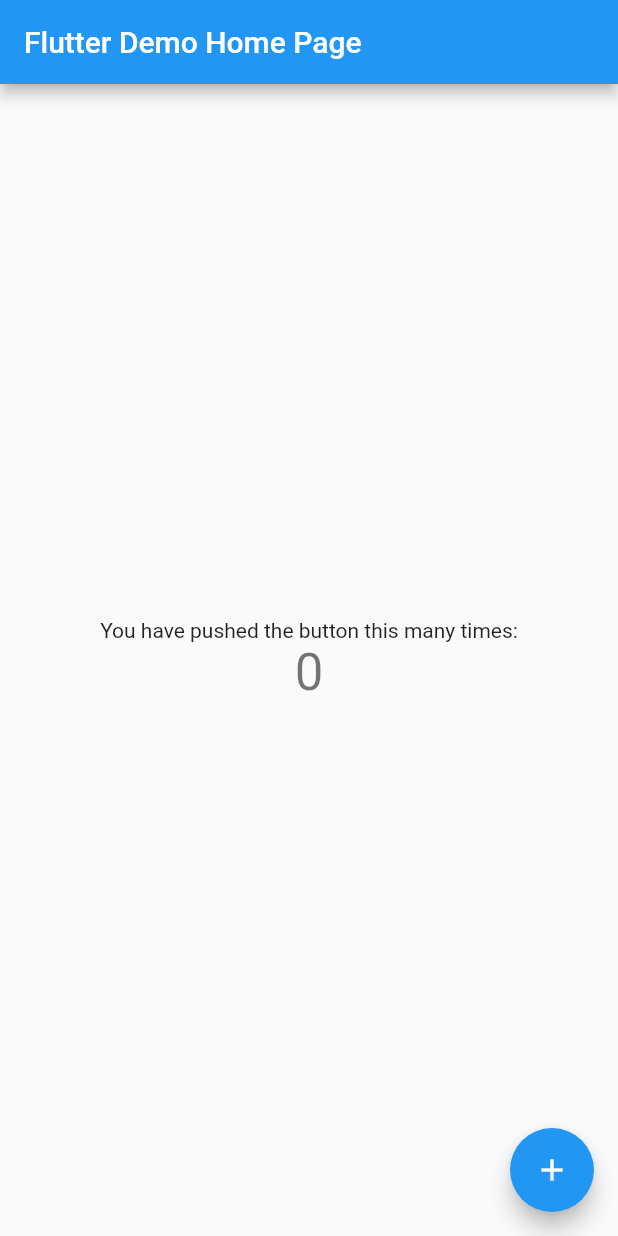
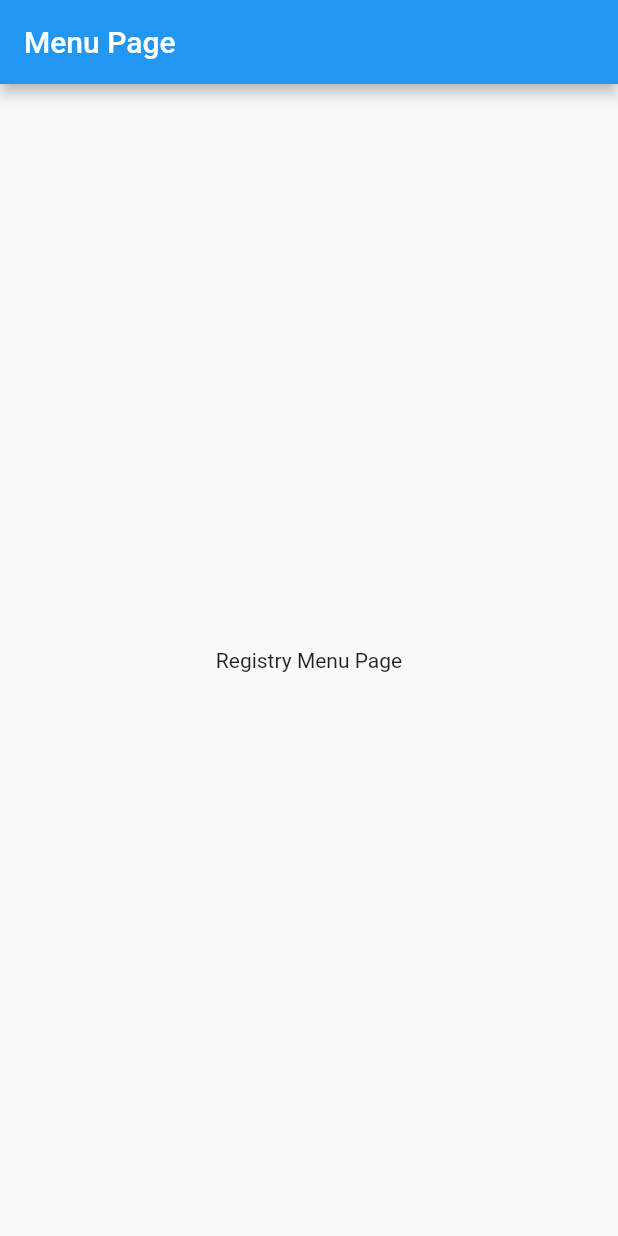
Before and after one commit to andifauzy7/registry-flutter, a Flutter app: the screen it shows after launch, on a phone screen of 412 x 824 dp. Run offline on Flutter 3.47's test engine with Material 2 defaults, Android fonts, the phone set to English and light mode, and no system bars; our stand-ins replace get.

Commit message:
add initial menu page + library setup.

```diff
--- a/lib/main.dart
+++ b/lib/main.dart
@@ -1,4 +1,6 @@
 import 'package:flutter/material.dart';
+import 'package:get/get.dart';
+import 'package:registry_flutter/ui/menu/page/menu_page.dart';
 
 void main() {
   runApp(const MyApp());
@@ -6,110 +8,11 @@
 
 class MyApp extends StatelessWidget {
   const MyApp({Key? key}) : super(key: key);
-
-  // This widget is the root of your application.
   @override
   Widget build(BuildContext context) {
-    return MaterialApp(
+    return const GetMaterialApp(
       title: 'Flutter Demo',
-      theme: ThemeData(
-        // This is the theme of your application.
-        //
-        // Try running your application with "flutter run". You'll see the
-        // application has a blue toolbar. Then, without quitting the app, try
-        // changing the primarySwatch below to Colors.green and then invoke
-        // "hot reload" (press "r" in the console where you ran "flutter run",
-        // or simply save your changes to "hot reload" in a Flutter IDE).
-        // Notice that the counter didn't reset back to zero; the application
-        // is not restarted.
-        primarySwatch: Colors.blue,
-      ),
-      home: const MyHomePage(title: 'Flutter Demo Home Page'),
+      home: MenuPage(),
     );
   }
 }
-
-class MyHomePage extends StatefulWidget {
-  const MyHomePage({Key? key, required this.title}) : super(key: key);
-
-  // This widget is the home page of your application. It is stateful, meaning
-  // that it has a State object (defined below) that contains fields that affect
-  // how it looks.
-
-  // This class is the configuration for the state. It holds the values (in this
-  // case the title) provided by the parent (in this case the App widget) and
-  // used by the build method of the State. Fields in a Widget subclass are
-  // always marked "final".
-
-  final String title;
-
-  @override
-  State<MyHomePage> createState() => _MyHomePageState();
-}
-
-class _MyHomePageState extends State<MyHomePage> {
-  int _counter = 0;
-
-  void _incrementCounter() {
-    setState(() {
-      // This call to setState tells the Flutter framework that something has
-      // changed in this State, which causes it to rerun the build method below
-      // so that the display can reflect the updated values. If we changed
-      // _counter without calling setState(), then the build method would not be
-      // called again, and so nothing would appear to happen.
-      _counter++;
-    });
-  }
-
-  @override
-  Widget build(BuildContext context) {
-    // This method is rerun every time setState is called, for instance as done
-    // by the _incrementCounter method above.
-    //
-    // The Flutter framework has been optimized to make rerunning build methods
-    // fast, so that you can just rebuild anything that needs updating rather
-    // than having to individually change instances of widgets.
-    return Scaffold(
-      appBar: AppBar(
-        // Here we take the value from the MyHomePage object that was created by
-        // the App.build method, and use it to set our appbar title.
-        title: Text(widget.title),
-      ),
-      body: Center(
-        // Center is a layout widget. It takes a single child and positions it
-        // in the middle of the parent.
-        child: Column(
-          // Column is also a layout widget. It takes a list of children and
-          // arranges them vertically. By default, it sizes itself to fit its
-          // children horizontally, and tries to be as tall as its parent.
-          //
-          // Invoke "debug painting" (press "p" in the console, choose the
-          // "Toggle Debug Paint" action from the Flutter Inspector in Android
-          // Studio, or the "Toggle Debug Paint" command in Visual Studio Code)
-          // to see the wireframe for each widget.
-          //
-          // Column has various properties to control how it sizes itself and
-          // how it positions its children. Here we use mainAxisAlignment to
-          // center the children vertically; the main axis here is the vertical
-          // axis because Columns are vertical (the cross axis would be
-          // horizontal).
-          mainAxisAlignment: MainAxisAlignment.center,
-          children: <Widget>[
-            const Text(
-              'You have pushed the button this many times:',
-            ),
-            Text(
-              '$_counter',
-              style: Theme.of(context).textTheme.headline4,
-            ),
-          ],
-        ),
-      ),
-      floatingActionButton: FloatingActionButton(
-        onPressed: _incrementCounter,
-        tooltip: 'Increment',
-        child: const Icon(Icons.add),
-      ), // This trailing comma makes auto-formatting nicer for build methods.
-    );
-  }
-}
--- /dev/null
+++ b/lib/ui/menu/controller/menu_controller.dart
@@ -0,0 +1,3 @@
+import 'package:get/get.dart';
+
+class MenuController extends GetxController {}
--- /dev/null
+++ b/lib/ui/menu/page/menu_page.dart
@@ -0,0 +1,17 @@
+import 'package:flutter/material.dart';
+
+class MenuPage extends StatelessWidget {
+  const MenuPage({Key? key}) : super(key: key);
+
+  @override
+  Widget build(BuildContext context) {
+    return Scaffold(
+      appBar: AppBar(
+        title: const Text("Menu Page"),
+      ),
+      body: const Center(
+        child: Text("Registry Menu Page"),
+      ),
+    );
+  }
+}
--- a/pubspec.yaml
+++ b/pubspec.yaml
@@ -34,6 +34,9 @@
   # The following adds the Cupertino Icons font to your application.
   # Use with the CupertinoIcons class for iOS style icons.
   cupertino_icons: ^1.0.2
+  get: ^4.3.8
+  shared_preferences: ^2.0.8
+  http: ^0.13.4
 
 dev_dependencies:
   flutter_test:
```
Also changed, not shown: pubspec.lock.
